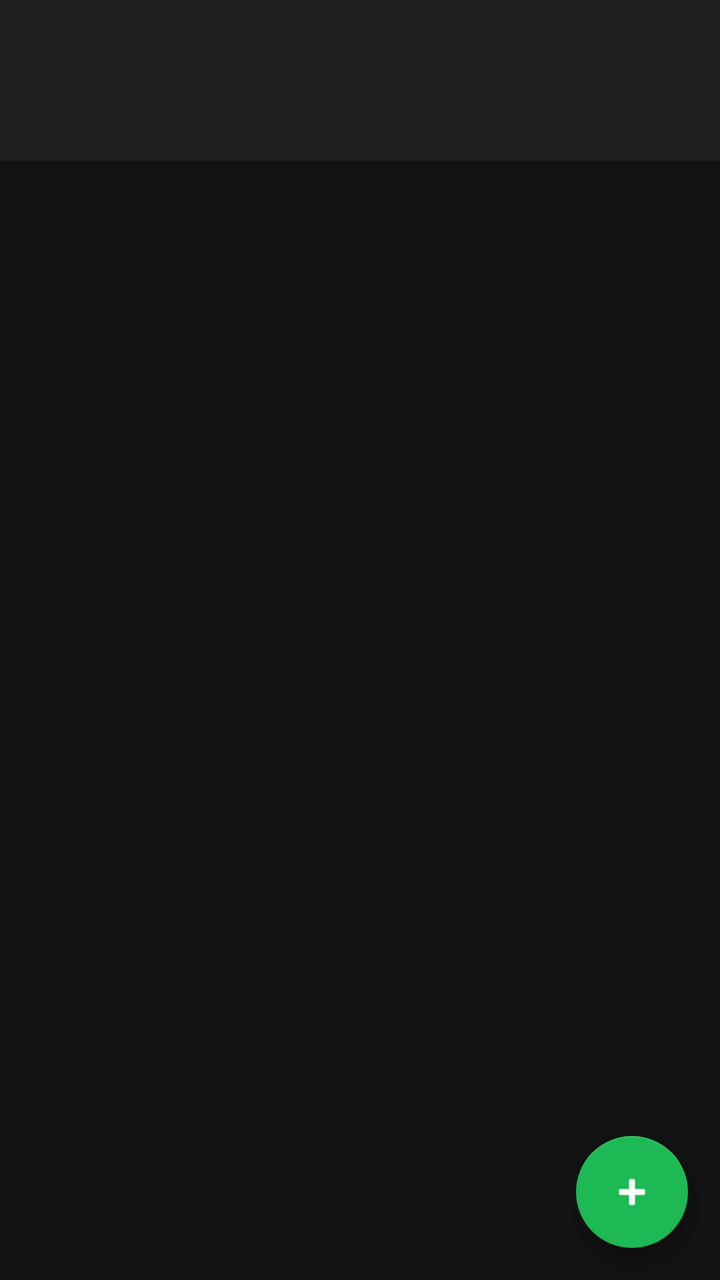
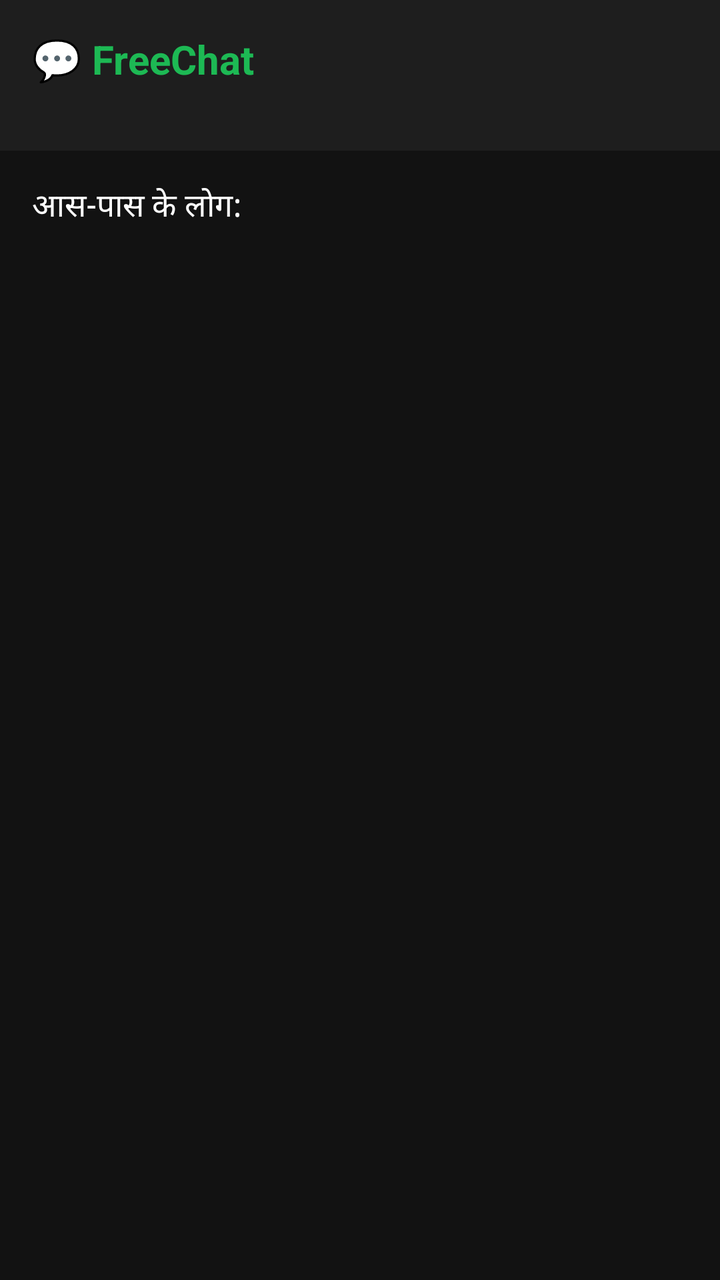

Compare the two renders of this Android layout. The source of the first and the diff that turns it into the second are given below.
<!-- AndroidManifest.xml: application theme Theme.FreeChat -->
<!-- res/layout/activity_chat_list.xml -->
<?xml version="1.0" encoding="utf-8"?>
<androidx.coordinatorlayout.widget.CoordinatorLayout
    xmlns:android="http://schemas.android.com/apk/res/android"
    xmlns:app="http://schemas.android.com/apk/res-auto"
    android:layout_width="match_parent"
    android:layout_height="match_parent"
    android:background="@color/dark_bg">

    <com.google.android.material.appbar.AppBarLayout
        android:layout_width="match_parent"
        android:layout_height="wrap_content"
        android:backgroundTint="@color/dark_surface">

        <androidx.appcompat.widget.Toolbar
            android:id="@+id/toolbar"
            android:layout_width="match_parent"
            android:layout_height="?attr/actionBarSize"
            android:titleTextColor="@color/white"/>

        <TextView
            android:id="@+id/tvUser"
            android:layout_width="match_parent"
            android:layout_height="wrap_content"
            android:textColor="@color/green"
            android:textSize="12sp"
            android:paddingStart="16dp"
            android:paddingBottom="8dp"/>

    </com.google.android.material.appbar.AppBarLayout>

    <androidx.recyclerview.widget.RecyclerView
        android:id="@+id/rvChats"
        android:layout_width="match_parent"
        android:layout_height="match_parent"
        app:layout_behavior="@string/appbar_scrolling_view_behavior"/>

    <com.google.android.material.floatingactionbutton.FloatingActionButton
        android:id="@+id/fab"
        android:layout_width="wrap_content"
        android:layout_height="wrap_content"
        android:layout_gravity="bottom|end"
        android:layout_margin="16dp"
        android:src="@android:drawable/ic_input_add"
        app:backgroundTint="@color/green"
        app:tint="@color/white"/>

</androidx.coordinatorlayout.widget.CoordinatorLayout>
<!-- resources referenced by this layout -->
<resources>
  <color name="dark_bg">#121212</color>
  <color name="dark_surface">#1E1E1E</color>
  <color name="green">#1DB954</color>
  <color name="white">#FFFFFF</color>
  <style name="Theme.FreeChat" parent="Theme.MaterialComponents.DayNight.NoActionBar">
          <item name="colorPrimary">#1DB954</item>
          <item name="colorPrimaryDark">#158a3e</item>
          <item name="colorAccent">#1DB954</item>
          <item name="android:windowBackground">#121212</item>
          <item name="android:textColorPrimary">#FFFFFF</item>
          <item name="android:textColorSecondary">#AAAAAA</item>
      </style>
</resources>

<!-- the commit's change to res/layout/activity_chat_list.xml (unified diff, before → after) -->
@@ -1,47 +1,47 @@
 <?xml version="1.0" encoding="utf-8"?>
-<androidx.coordinatorlayout.widget.CoordinatorLayout
-    xmlns:android="http://schemas.android.com/apk/res/android"
-    xmlns:app="http://schemas.android.com/apk/res-auto"
+<LinearLayout xmlns:android="http://schemas.android.com/apk/res/android"
     android:layout_width="match_parent"
     android:layout_height="match_parent"
-    android:background="@color/dark_bg">
+    android:background="@color/dark_bg"
+    android:orientation="vertical">
 
-    <com.google.android.material.appbar.AppBarLayout
+    <LinearLayout
         android:layout_width="match_parent"
         android:layout_height="wrap_content"
-        android:backgroundTint="@color/dark_surface">
+        android:background="@color/dark_surface"
+        android:orientation="vertical"
+        android:padding="16dp">
 
-        <androidx.appcompat.widget.Toolbar
-            android:id="@+id/toolbar"
-            android:layout_width="match_parent"
-            android:layout_height="?attr/actionBarSize"
-            android:titleTextColor="@color/white"/>
+        <TextView
+            android:layout_width="wrap_content"
+            android:layout_height="wrap_content"
+            android:text="💬 FreeChat"
+            android:textColor="@color/green"
+            android:textSize="20sp"
+            android:textStyle="bold"/>
 
         <TextView
             android:id="@+id/tvUser"
-            android:layout_width="match_parent"
+            android:layout_width="wrap_content"
             android:layout_height="wrap_content"
-            android:textColor="@color/green"
-            android:textSize="12sp"
-            android:paddingStart="16dp"
-            android:paddingBottom="8dp"/>
+            android:textColor="@color/grey"
+            android:textSize="12sp"/>
 
-    </com.google.android.material.appbar.AppBarLayout>
+    </LinearLayout>
 
-    <androidx.recyclerview.widget.RecyclerView
-        android:id="@+id/rvChats"
+    <TextView
+        android:layout_width="match_parent"
+        android:layout_height="wrap_content"
+        android:text="आस-पास के लोग:"
+        android:textColor="@color/white"
+        android:textSize="16sp"
+        android:padding="16dp"/>
+
+    <ListView
+        android:id="@+id/lvDevices"
         android:layout_width="match_parent"
         android:layout_height="match_parent"
-        app:layout_behavior="@string/appbar_scrolling_view_behavior"/>
+        android:divider="@color/dark_surface"
+        android:dividerHeight="1dp"/>
 
-    <com.google.android.material.floatingactionbutton.FloatingActionButton
-        android:id="@+id/fab"
-        android:layout_width="wrap_content"
-        android:layout_height="wrap_content"
-        android:layout_gravity="bottom|end"
-        android:layout_margin="16dp"
-        android:src="@android:drawable/ic_input_add"
-        app:backgroundTint="@color/green"
-        app:tint="@color/white"/>
-
-</androidx.coordinatorlayout.widget.CoordinatorLayout>
+</LinearLayout>
<!-- resource entries referenced after the edit -->
@@ -3,6 +3,7 @@
   <color name="dark_bg">#121212</color>
   <color name="dark_surface">#1E1E1E</color>
   <color name="green">#1DB954</color>
+  <color name="grey">#AAAAAA</color>
   <color name="white">#FFFFFF</color>
   <style name="Theme.FreeChat" parent="Theme.MaterialComponents.DayNight.NoActionBar">
           <item name="colorPrimary">#1DB954</item>
